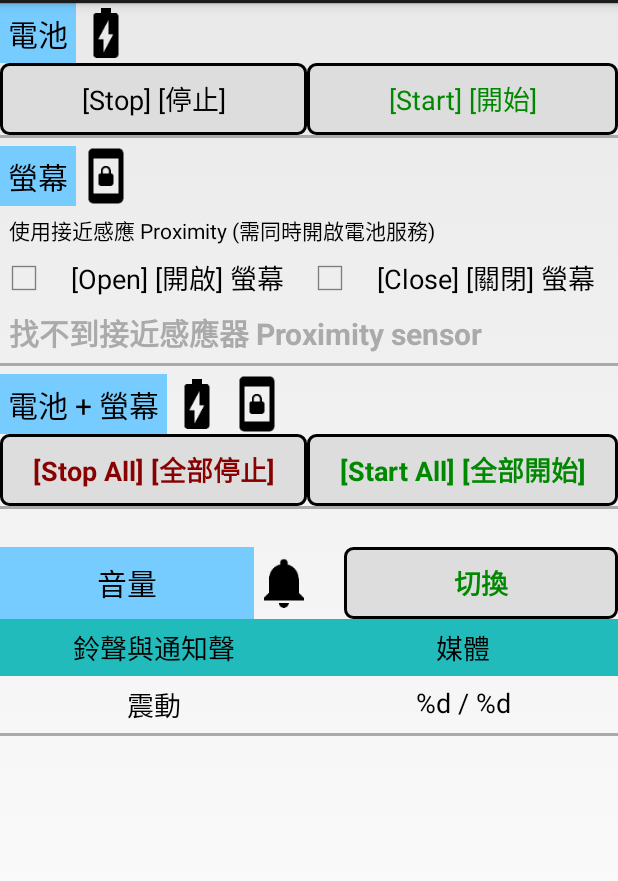
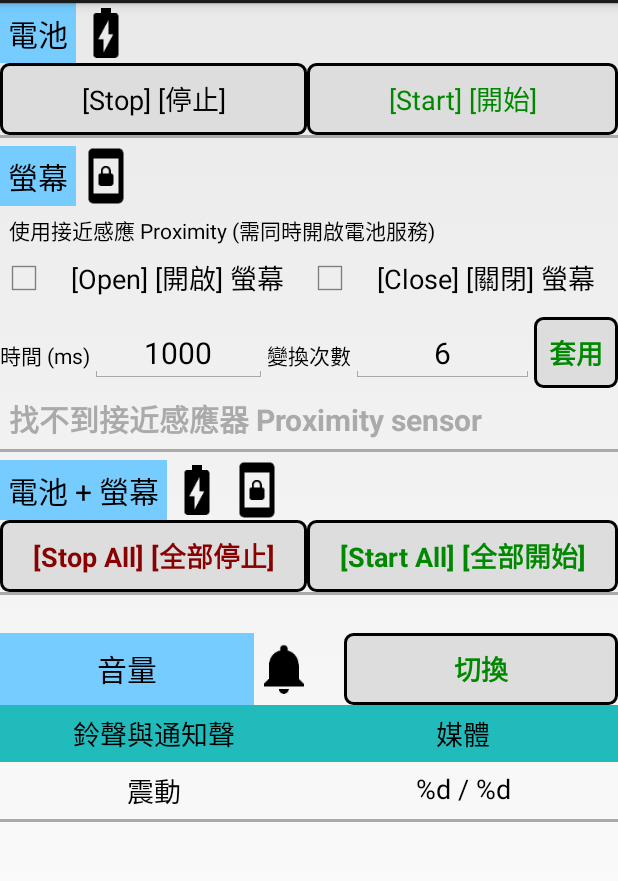
Before and after one commit to chenFlyingkite/MyBattery, an Android app: the layout activity_main.xml on its own in the app's theme, with its tools: preview values and no code run, on a phone screen of 412 x 824 dp, the part 69-950 px from its top. Run offline under Robolectric (Android 15) with nearby library versions, the phone set to English and light mode, and no system bars.

Commit message:
Support Android P 9, target to P, add parameters
And add the parameters for lock screen

```diff
--- a/app/src/main/AndroidManifest.xml
+++ b/app/src/main/AndroidManifest.xml
@@ -5,6 +5,7 @@
     package="com.flyingkite.mybattery">
 
     <uses-permission android:name="android.permission.WAKE_LOCK"/>
+    <uses-permission android:name="android.permission.FOREGROUND_SERVICE" />
 
     <application
         android:icon="@mipmap/icon_app"
--- a/app/src/main/res/layout/activity_main.xml
+++ b/app/src/main/res/layout/activity_main.xml
@@ -67,6 +67,12 @@
                 android:text="@string/proximityDetail"/>
 
             <LinearLayout
+                android:id="@+id/myScreenPanel"
+                android:layout_width="match_parent"
+                android:layout_height="wrap_content"
+                android:orientation="vertical">
+
+                <LinearLayout
                     android:layout_width="match_parent"
                     android:layout_height="wrap_content"
                     android:orientation="horizontal">
@@ -84,6 +90,64 @@
                         android:text="@string/closeScreen"/>
                 </LinearLayout>
 
+                <LinearLayout
+                    android:layout_width="match_parent"
+                    android:layout_height="wrap_content"
+                    android:paddingTop="@dimen/t10dp"
+                    android:gravity="center"
+                    android:orientation="horizontal">
+
+                    <LinearLayout
+                        android:layout_width="0dp"
+                        android:layout_height="wrap_content"
+                        android:layout_weight="1"
+                        android:orientation="horizontal"
+                        style="@style/takeFocus">
+
+                        <TextView
+                            style="@style/baseText"
+                            android:layout_width="wrap_content"
+                            android:layout_height="wrap_content"
+                            android:text="@string/time"/>
+
+                        <EditText
+                            android:id="@+id/paramTime"
+                            style="@style/mainText"
+                            android:inputType="number"
+                            android:text="1000"
+                            android:hint="@string/time"/>
+
+                    </LinearLayout>
+
+                    <LinearLayout
+                        android:layout_width="0dp"
+                        android:layout_height="wrap_content"
+                        android:layout_weight="1"
+                        android:orientation="horizontal">
+                        <TextView
+                            android:layout_width="wrap_content"
+                            android:layout_height="wrap_content"
+                            style="@style/baseText"
+                            android:text="@string/inertia"/>
+
+                        <EditText
+                            android:id="@+id/paramInertia"
+                            style="@style/mainText"
+                            android:inputType="number"
+                            android:text="6"
+                            android:hint="@string/inertia"/>
+                    </LinearLayout>
+                    <TextView
+                        android:id="@+id/screenApply"
+                        style="@style/grayButton.smaller"
+                        android:layout_weight="0"
+                        android:padding="@dimen/t10dp"
+                        android:textStyle="bold"
+                        android:textColor="@color/textGreen"
+                        android:text="@string/apply"/>
+                </LinearLayout>
+            </LinearLayout>
+
             <TextView
                 android:id="@+id/mySensorNotFound"
                 style="@style/mainText"
@@ -92,6 +156,7 @@
                 android:text="@string/proximityNotFound"
                 tools:visibility="visible"
                 android:visibility="gone"/>
+
         </LinearLayout>
 
         <View style="@style/separator"/>
--- a/app/src/main/res/values/strings.xml
+++ b/app/src/main/res/values/strings.xml
@@ -10,6 +10,7 @@
     <string name="no">No</string>
     <string name="na">N/A</string>
     <string name="change">切換</string>
+    <string name="apply">套用</string>
     <string name="ratio">%d / %d</string>
 
     <string name="deviceAdmin">裝置管理員</string>
@@ -45,4 +46,8 @@
     <string name="silent">無聲</string>
     <string name="vibrate">震動</string>
     <string name="normal">正常</string>
+
+    <!-- Screen lock parameters -->
+    <string name="time">時間 (ms)</string>
+    <string name="inertia">變換次數</string>
 </resources>
--- a/app/src/main/res/values/styles.xml
+++ b/app/src/main/res/values/styles.xml
@@ -26,6 +26,11 @@
     <style name="notificationIcon">
         <item name="android:layout_width">50dp</item>
         <item name="android:layout_height">50dp</item>
+    </style>
+
+    <style name="takeFocus">
+        <item name="android:focusable">true</item>
+        <item name="android:focusableInTouchMode">true</item>
     </style>
 
     <style name="baseText">
--- a/build.gradle
+++ b/build.gradle
@@ -6,7 +6,7 @@ buildscript {
         jcenter()
     }
     dependencies {
-        classpath 'com.android.tools.build:gradle:3.0.0'
+        classpath 'com.android.tools.build:gradle:3.2.0'
 
         // NOTE: Do not place your application dependencies here; they belong
         // in the individual module build.gradle files
```
Also changed, not shown: app/build.gradle (+6 -6 lines), app/src/main/java/com/flyingkite/mybattery/MainActivity.java (+22 -7 lines), app/src/main/java/com/flyingkite/mybattery/lockscreen/ScreenService.java (+13 -3 lines), gradle/wrapper/gradle-wrapper.properties. Lines whose indentation alone changed are shown as unchanged.
